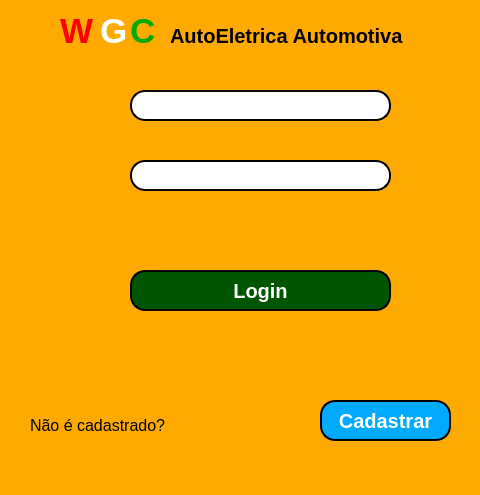
Before: the Qt Designer form primeira_tela.ui in jgjefersonluis/pythonPyqt5-loginWgc, drawn with Qt 5.
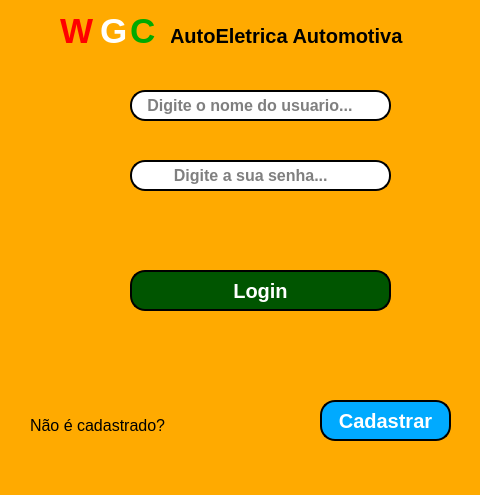
After: the same form once the commit is applied. Icons and pictures are not drawn.

Commit message: tela de cadastro - ui - tela grafica | modificação na primeira e segunda tela.

```diff
--- a/primeira_tela.ui
+++ b/primeira_tela.ui
@@ -54,12 +54,22 @@
       <height>31</height>
      </rect>
     </property>
+    <property name="font">
+     <font>
+      <pointsize>12</pointsize>
+      <weight>75</weight>
+      <bold>true</bold>
+     </font>
+    </property>
     <property name="styleSheet">
      <string notr="true">background-color: rgb(255, 255, 255);
 border-radius:15px;
 border-style: outset;
 border-width:2px;</string>
     </property>
+    <property name="placeholderText">
+     <string>   Digite o nome do usuario...</string>
+    </property>
    </widget>
    <widget class="QLineEdit" name="lineEdit_2">
     <property name="geometry">
@@ -70,12 +80,22 @@
       <height>31</height>
      </rect>
     </property>
+    <property name="font">
+     <font>
+      <pointsize>12</pointsize>
+      <weight>75</weight>
+      <bold>true</bold>
+     </font>
+    </property>
     <property name="styleSheet">
      <string notr="true">background-color: rgb(255, 255, 255);
 border-radius:15px;
 border-style: outset;
 border-width:2px;</string>
     </property>
+    <property name="placeholderText">
+     <string>         Digite a sua senha...</string>
+    </property>
    </widget>
    <widget class="QLabel" name="label">
     <property name="geometry">
```
The commit also changes 1 other file.
